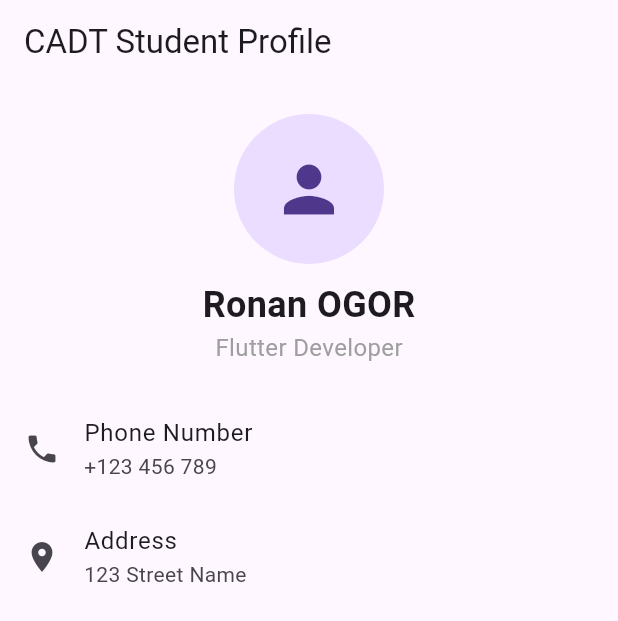
After one commit to Tipdalin/Flutter-course, a Flutter app: the ProfileScreen screen opened directly, on a phone screen of 412 x 824 dp. The commit adds this screen. Shown: the top 621 px of the screen. Run offline on Flutter 3.47's test engine with Material 3 defaults, Android fonts, the phone set to English and light mode, and no system bars.

Commit message:
20.11.2024

```diff
--- a/flutter_project1/lib/W6 - S1 - PRACTICE- Lists, Pass Functions/EXERCISE-2/data/profile_data.dart
+++ b/flutter_project1/lib/W6 - S1 - PRACTICE- Lists, Pass Functions/EXERCISE-2/data/profile_data.dart
@@ -1,12 +1,14 @@
-// import 'package:flutter/material.dart';
-// import 'package:test1/W5-S2-List-Inputs/1%20-%20START%20CODE/EXERCISE-2/model/profile_tile_model.dart';
+import 'package:flutter/material.dart';
+import 'package:w3_s2_practice/W6 - S1 - PRACTICE- Lists, Pass Functions/EXERCISE-2/model/profile_tile_model.dart';
 
-// ProfileData ronanProfile = ProfileData(
-//     name: "Ronan",
-//     position: "Flutter Developer",
-//     avatarUrl: 'assets/w5-s2/aang.png',
-//     tiles: [
-//       TileData( icon: Icons.phone, title: "Phone Number", value: "+123 456 7890"),
-//       TileData(icon: Icons.location_on, title: "Address", value: "123 Cambodia"),
-//       TileData(icon: Icons.email, title: "Mail", value: "ronan.ogogr@cadt.edu"),
-//     ]);
+ProfileData ronanProfile = ProfileData(
+    name: "Ronan",
+    position: "Flutter Developer",
+    avatarUrl: 'assets/w4-s2/girl.png',
+    tiles: [
+      TileData(
+          icon: Icons.phone, title: "Phone Number", value: "+123 456 7890"),
+      TileData(
+          icon: Icons.location_on, title: "Address", value: "123 Cambodia"),
+      TileData(icon: Icons.email, title: "Mail", value: "ronan.ogogr@cadt.edu"),
+    ]);
--- /dev/null
+++ b/flutter_project1/lib/W6 - S1 - PRACTICE- Lists, Pass Functions/EXERCISE-2/data/test.dart
@@ -0,0 +1,102 @@
+import 'package:flutter/material.dart';
+
+// Models
+class ProfileData {
+  final String name;
+  final String position;
+  final String? avatarUrl;
+  final List<TileData> titles;
+
+  ProfileData({
+    required this.name,
+    required this.position,
+    this.avatarUrl,
+    required this.titles,
+  });
+}
+
+class TileData {
+  final IconData icon;
+  final String title;
+  final String data;
+
+  TileData({
+    required this.icon,
+    required this.title,
+    required this.data,
+  });
+}
+
+// Main App
+void main() {
+  runApp(const MaterialApp(home: ProfileScreen()));
+}
+
+// Profile Screen
+class ProfileScreen extends StatelessWidget {
+  const ProfileScreen({Key? key}) : super(key: key);
+
+  @override
+  Widget build(BuildContext context) {
+    // Sample data
+    final profile = ProfileData(
+      name: 'Ronan OGOR',
+      position: 'Flutter Developer',
+      avatarUrl: null, // Provide an image URL here if needed
+      titles: [
+        TileData(icon: Icons.phone, title: 'Phone Number', data: '+123 456 789'),
+        TileData(icon: Icons.location_on, title: 'Address', data: '123 Street Name'),
+      ],
+    );
+
+    return Scaffold(
+      appBar: AppBar(
+        title: const Text('CADT Student Profile'),
+      ),
+      body: ProfileApp(profileData: profile),
+    );
+  }
+}
+
+// Profile App Widget
+class ProfileApp extends StatelessWidget {
+  final ProfileData profileData;
+
+  const ProfileApp({Key? key, required this.profileData}) : super(key: key);
+
+  @override
+  Widget build(BuildContext context) {
+    return SingleChildScrollView(
+      child: Column(
+        crossAxisAlignment: CrossAxisAlignment.center,
+        children: [
+          const SizedBox(height: 20),
+          CircleAvatar(
+            radius: 50,
+            backgroundImage: profileData.avatarUrl != null
+                ? NetworkImage(profileData.avatarUrl!)
+                : null,
+            child: profileData.avatarUrl == null
+                ? const Icon(Icons.person, size: 50)
+                : null,
+          ),
+          const SizedBox(height: 10),
+          Text(
+            profileData.name,
+            style: const TextStyle(fontSize: 24, fontWeight: FontWeight.bold),
+          ),
+          Text(
+            profileData.position,
+            style: const TextStyle(fontSize: 16, color: Colors.grey),
+          ),
+          const SizedBox(height: 20),
+          ...profileData.titles.map((tile) => ListTile(
+                leading: Icon(tile.icon),
+                title: Text(tile.title),
+                subtitle: Text(tile.data),
+              )),
+        ],
+      ),
+    );
+  }
+}
--- a/flutter_project1/lib/W6 - S1 - PRACTICE- Lists, Pass Functions/EXERCISE-2/main_start.dart
+++ b/flutter_project1/lib/W6 - S1 - PRACTICE- Lists, Pass Functions/EXERCISE-2/main_start.dart
@@ -1,4 +1,6 @@
 import 'package:flutter/material.dart';
+import 'package:w3_s2_practice/W6 - S1 - PRACTICE- Lists, Pass Functions/EXERCISE-2/model/profile_tile_model.dart';
+import 'package:w3_s2_practice/W6 - S1 - PRACTICE- Lists, Pass Functions/EXERCISE-2/data/profile_data.dart';
 
 void main() {
   runApp(const MaterialApp(
@@ -32,7 +34,7 @@ class ProfileApp extends StatelessWidget {
             CircleAvatar(
               radius: 60,
               backgroundImage: AssetImage(
-                  'assets/w5-s2/aang.png'),
+                  'assets/w4-s2/girl.png'),
             ),
             SizedBox(height: 20),
             Text(
--- a/flutter_project1/lib/W6 - S1 - PRACTICE- Lists, Pass Functions/EXERCISE-2/model/profile_tile_model.dart
+++ b/flutter_project1/lib/W6 - S1 - PRACTICE- Lists, Pass Functions/EXERCISE-2/model/profile_tile_model.dart
@@ -1,4 +1,7 @@
 import 'package:flutter/cupertino.dart';
+import 'package:flutter/material.dart';
+
+import '../data/profile_data.dart';
 
 class ProfileData {
   final String name;
@@ -6,8 +9,12 @@ class ProfileData {
   final String avatarUrl;
   final List<TileData> tiles;
 
+//Constructor
   ProfileData(
-      {required this.name, required this.position, required this.tiles, required this.avatarUrl});
+      {required this.name,
+      required this.position,
+      required this.tiles,
+      required this.avatarUrl});
 }
 
 class TileData {
@@ -15,8 +22,62 @@ class TileData {
   final String title;
   final String value;
 
-  TileData(
-      {required this.icon,
-      required this.title,
-      required this.value});
+  TileData({required this.icon, required this.title, required this.value});
 }
+
+void main() {
+  runApp(const MaterialApp());
+}
+
+class ProfileScreen extends StatelessWidget {
+  const ProfileScreen({super.key, required this.profileData});
+  final ProfileData profileData;
+
+  @override
+  Widget build(BuildContext context) {
+    //Sample Data
+    return Scaffold(
+      appBar: AppBar(
+        title: const Text('CADT Student Profile'),
+      ),
+      body: ProfileApp(profileData: ronanProfile),
+    );
+  }
+}
+  // Profile App Widget
+class ProfileApp extends StatelessWidget {
+  final ProfileData profileData;
+
+  const ProfileApp({super.key, required this.profileData});
+
+  @override
+  Widget build(BuildContext context) {
+    return SingleChildScrollView(
+      child: Column(
+        crossAxisAlignment: CrossAxisAlignment.center,
+        children: [
+          const SizedBox(height: 20),
+          CircleAvatar(
+            radius: 50,
+            backgroundImage: AssetImage(profileData.avatarUrl),
+          ),
+          const SizedBox(height: 10),
+          Text(
+            profileData.name,
+            style: const TextStyle(fontSize: 24, fontWeight: FontWeight.bold),
+          ),
+          Text(
+            profileData.position,
+            style: const TextStyle(fontSize: 16, color: Colors.grey),
+          ),
+          const SizedBox(height: 20),
+          ...profileData.tiles.map((tile) => ListTile(
+                leading: Icon(tile.icon),
+                title: Text(tile.title),
+                subtitle: Text(tile.value),
+              )),
+        ],
+      ),
+    );
+  }
+}
--- a/flutter_project1/lib/W6 - S1 - PRACTICE- Lists, Pass Functions/EXERCISE-3/screen/welcome.dart
+++ b/flutter_project1/lib/W6 - S1 - PRACTICE- Lists, Pass Functions/EXERCISE-3/screen/welcome.dart
@@ -1,7 +1,8 @@
 import 'package:flutter/material.dart';
 
 class Welcome extends StatelessWidget {
-  const Welcome({super.key});
+  const Welcome({super.key, required this.onStart});
+  final VoidCallback onStart;
 
   @override
   Widget build(BuildContext context) {
@@ -22,11 +23,12 @@ class Welcome extends StatelessWidget {
           style: TextStyle(
             color: Colors.white,
             fontSize: 50,
+            fontWeight: FontWeight.bold,
           ),
         ),
         const SizedBox(height: 15),
         OutlinedButton(
-          onPressed: null,
+          onPressed: onStart,
           style: OutlinedButton.styleFrom(
               side: const BorderSide(width: 1.0, color: Colors.white)),
           child: const Text('Start to convert',
```
Also changed, not shown: flutter_project1/lib/W6 - S1 - PRACTICE- Lists, Pass Functions/EXERCISE-1/loop.txt (added, +23 -0 lines), flutter_project1/lib/W6 - S1 - PRACTICE- Lists, Pass Functions/EXERCISE-3/main.dart (+41 -34 lines).
